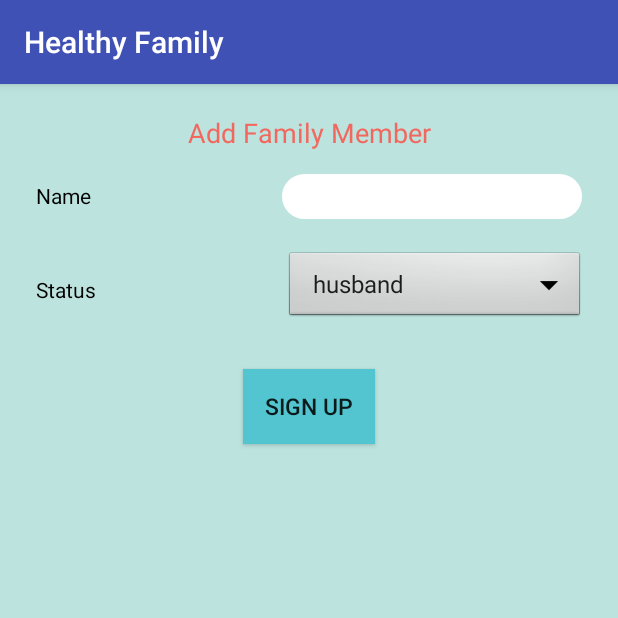
After one commit to evelynkharisma/Technopreneurship, an Android app: the fragment AddFamilyFragment shown on its own in the app's theme, on a phone screen of 412 x 824 dp, the top half of it. The commit adds this screen. Run offline under Robolectric (Android 15) with nearby library versions, the phone set to English and light mode, and no system bars.

Commit message:
add family member
done
using bundle

```diff
--- /dev/null
+++ b/app/src/main/java/com/techno/technopreneurship/AddFamilyFragment.java
@@ -0,0 +1,65 @@
+package com.techno.technopreneurship;
+
+import android.os.Bundle;
+import android.view.LayoutInflater;
+import android.view.View;
+import android.view.ViewGroup;
+import android.support.v4.app.Fragment;
+import android.widget.ArrayAdapter;
+import android.widget.Button;
+import android.widget.EditText;
+import android.widget.Spinner;
+import android.widget.Toast;
+
+import com.techno.technopreneurship.Object.FamilyMember;
+
+public class AddFamilyFragment extends Fragment {
+
+    FamilyFragment familyFragment;
+    private String fam_user = "user";
+    private String fam_name;
+    private String fam_status;
+    Spinner dropdown;
+    EditText name;
+    Button btn_add;
+    public AddFamilyFragment() {
+        // Required empty public constructor
+    }
+
+    @Override
+    public View onCreateView(LayoutInflater inflater, ViewGroup container,
+                             Bundle savedInstanceState) {
+        final View view = inflater.inflate(R.layout.fragment_add_family, container, false);
+
+        dropdown = (Spinner)view.findViewById(R.id.spinner1);
+        name = (EditText) view.findViewById(R.id.add_name_fill);
+        btn_add = (Button) view.findViewById(R.id.add_btn);
+
+        btn_add.setOnClickListener(new View.OnClickListener() {
+            @Override
+            public void onClick(View v) {
+                if(name == null || dropdown == null)
+                {
+                    Toast.makeText(getActivity().getApplicationContext(), "name and status need to be filled", Toast.LENGTH_SHORT).show();
+                }
+                else
+                {
+                    //fam_name = name.toString();
+                    //fam_status = dropdown.getSelectedItem().toString();
+                    //familyFragment.fm.add(new FamilyMember(fam_user, fam_name, fam_status));
+                    FamilyFragment fragment = new FamilyFragment();
+                    Bundle bundle = new Bundle();
+                    bundle.putInt("isAddFam",1);
+                    bundle.putString("add_fam_name", name.getText().toString());
+                    bundle.putString("add_fam_status", dropdown.getSelectedItem().toString());
+                    fragment.setArguments(bundle);
+                    android.support.v4.app.FragmentTransaction fragmentTransaction = getActivity().getSupportFragmentManager().beginTransaction();
+                    fragmentTransaction.replace(R.id.fragment_container, fragment);
+                    fragmentTransaction.commit();
+                }
+            }
+        });
+
+        return view;
+    }
+}
--- a/app/src/main/java/com/techno/technopreneurship/CategoryFragment.java
+++ b/app/src/main/java/com/techno/technopreneurship/CategoryFragment.java
@@ -1,6 +1,5 @@
 package com.techno.technopreneurship;
 
-import android.content.Intent;
 import android.os.Bundle;
 import android.view.LayoutInflater;
 import android.view.View;
--- a/app/src/main/java/com/techno/technopreneurship/FamilyFragment.java
+++ b/app/src/main/java/com/techno/technopreneurship/FamilyFragment.java
@@ -3,7 +3,6 @@ package com.techno.technopreneurship;
 import android.graphics.Color;
 import android.os.Bundle;
 import android.support.design.widget.FloatingActionButton;
-import android.support.design.widget.Snackbar;
 import android.view.Gravity;
 import android.view.LayoutInflater;
 import android.view.View;
@@ -14,9 +13,7 @@ import android.widget.ImageButton;
 import android.widget.Space;
 import android.widget.TableLayout;
 import android.widget.TableRow;
-
 import com.techno.technopreneurship.Object.FamilyMember;
-import com.techno.technopreneurship.Object.Global;
 
 import java.util.ArrayList;
 
@@ -45,8 +42,10 @@ public class FamilyFragment extends Fragment {
         fab.setOnClickListener(new View.OnClickListener() {
             @Override
             public void onClick(View view) {
-                Snackbar.make(view, "Replace with your own action", Snackbar.LENGTH_LONG)
-                        .setAction("Action", null).show();
+                AddFamilyFragment fragment = new AddFamilyFragment();
+                android.support.v4.app.FragmentTransaction fragmentTransaction = getActivity().getSupportFragmentManager().beginTransaction();
+                fragmentTransaction.replace(R.id.fragment_container, fragment);
+                fragmentTransaction.commit();
             }
         });
 
@@ -70,6 +69,19 @@ public class FamilyFragment extends Fragment {
         fm.add(new FamilyMember("user", "daughter2", "daughter"));
         fm.add(new FamilyMember("user", "son3", "son"));
         fm.add(new FamilyMember("user", "daughter3", "daughter"));
+
+        Bundle bundle = this.getArguments();
+        if(bundle != null)
+        {
+            //int isAdd = bundle.getInt("isAddFam");
+            //if(isAdd == 1)
+            //{
+                String addFamName = bundle.getString("add_fam_name");
+                String addFamStatus = bundle.getString("add_fam_status");
+                fm.add(new FamilyMember(currentUser, addFamName, addFamStatus));
+            //}
+        }
+
 
         /////////////////////////////////////////////Create family member list////////////////////////////////////////////////
         for (int row = 0; row < fm.size(); row++) {
--- a/app/src/main/java/com/techno/technopreneurship/Object/Global.java
+++ b/app/src/main/java/com/techno/technopreneurship/Object/Global.java
@@ -8,4 +8,31 @@ import java.util.ArrayList;
 public class Global {
     public Global(){}
 
+    private String currentUser = "user";
+    private String addFamName;
+    private String addFamStatus;
+
+    public String getCurrentUser() {
+        return currentUser;
+    }
+
+    public void setCurrentUser(String currentUser) {
+        this.currentUser = currentUser;
+    }
+
+    public String getAddFamName() {
+        return addFamName;
+    }
+
+    public void setAddFamName(String addFamName) {
+        this.addFamName = addFamName;
+    }
+
+    public String getAddFamStatus() {
+        return addFamStatus;
+    }
+
+    public void setAddFamStatus(String addFamStatus) {
+        this.addFamStatus = addFamStatus;
+    }
 }
--- /dev/null
+++ b/app/src/main/res/layout/fragment_add_family.xml
@@ -0,0 +1,100 @@
+<LinearLayout xmlns:android="http://schemas.android.com/apk/res/android"
+    xmlns:tools="http://schemas.android.com/tools" android:layout_width="match_parent"
+    android:layout_height="match_parent"
+    android:orientation="vertical"
+    android:background="@color/background"
+    tools:context="com.techno.technopreneurship.FamilyFragment">
+
+    <FrameLayout
+        android:id="@+id/child_category_fragment_container"
+        android:layout_width="fill_parent"
+        android:layout_height="wrap_content" />
+
+
+
+    <RelativeLayout
+        android:layout_width="match_parent"
+        android:layout_height="wrap_content"
+        android:paddingLeft="12dp"
+        android:paddingRight="12dp">
+        <!--android:background="@color/background"-->
+
+        <TextView
+            android:id="@+id/add_Family_tittle"
+            android:layout_width="match_parent"
+            android:layout_height="wrap_content"
+            android:text="Add Family Member"
+            android:textColor="@color/login_red"
+            android:textSize="18dp"
+            android:gravity="center_horizontal"
+            android:paddingTop="20dp"/>
+
+        <TextView
+            android:id="@+id/add_name"
+            android:layout_below="@id/add_Family_tittle"
+            android:layout_width="wrap_content"
+            android:layout_height="wrap_content"
+            android:text="Name"
+            android:textColor="@color/black"
+            android:textSize="14dp"
+            android:layout_marginTop="20dp"
+            android:layout_marginLeft="12dp" />
+
+        <EditText
+            android:id="@+id/add_name_fill"
+            android:layout_below="@id/add_Family_tittle"
+            android:layout_width="200dp"
+            android:layout_height="30dp"
+            android:layout_marginTop="15dp"
+            android:layout_marginRight="12dp"
+            android:background="@drawable/edittextstyle"
+            android:paddingStart="20dp"
+            android:paddingEnd="10dp"
+            android:textColor="@color/gray"
+            android:textColorHint="@color/gray"
+            android:layout_alignParentRight="true" />
+
+        <TextView
+            android:id="@+id/add_status"
+            android:layout_below="@id/add_name"
+            android:layout_width="wrap_content"
+            android:layout_height="wrap_content"
+            android:text="Status"
+            android:textColor="@color/black"
+            android:textSize="14dp"
+            android:layout_marginTop="43dp"
+            android:layout_marginLeft="12dp"/>
+
+        <Spinner
+            android:id="@+id/spinner1"
+            android:layout_below="@+id/add_name_fill"
+            android:layout_width="200dp"
+            android:layout_height="50dp"
+            android:layout_marginTop="20dp"
+            android:layout_marginRight="10dp"
+            android:textSize="14dp"
+            android:background="@android:drawable/btn_dropdown"
+            android:spinnerMode="dropdown"
+            android:layout_alignParentRight="true"
+            android:entries="@array/family_status"/>
+
+        <Button
+            android:id="@+id/add_btn"
+            android:layout_below="@+id/spinner1"
+            android:layout_width="wrap_content"
+            android:layout_height="50dp"
+            android:text="Sign Up"
+            android:textSize="15dp"
+            android:background="@color/sign_in"
+            android:layout_centerHorizontal="true"
+            android:layout_marginTop="30dp"
+            android:layout_marginBottom="10dp" />
+
+        <Space
+            android:layout_below="@id/add_btn"
+            android:layout_width="match_parent"
+            android:layout_height="20dp" />
+
+    </RelativeLayout>
+
+</LinearLayout>
--- a/app/src/main/res/layout/fragment_category.xml
+++ b/app/src/main/res/layout/fragment_category.xml
@@ -4,6 +4,11 @@
     android:orientation="vertical"
     android:background="@color/background"
     tools:context="com.techno.technopreneurship.FamilyFragment">
+
+    <FrameLayout
+        android:id="@+id/child_category_fragment_container"
+        android:layout_width="fill_parent"
+        android:layout_height="wrap_content" />
 
     <TextView
         android:id="@+id/category_tittle"
--- a/app/src/main/res/values/colors.xml
+++ b/app/src/main/res/values/colors.xml
@@ -10,5 +10,6 @@
     <color name="background">#BCE3DE</color>
     <color name="sign_in">#52C5D0</color>
     <color name="transparent_background">#00BCE3DE</color>
+    <color name="transparent_background_50">#50BCE3DE</color>
 
 </resources>
--- a/app/src/main/res/values/strings.xml
+++ b/app/src/main/res/values/strings.xml
@@ -27,4 +27,14 @@
         completions."
     </string>
     <string name="title_activity_category">CategoryActivity</string>
+
+    <!--String entries for status dropdown-->
+    <string-array name="family_status">
+        <item>husband</item>
+        <item>wife</item>
+        <item>son</item>
+        <item>daughter</item>
+        <item>granny</item>
+        <item>grandpa</item>
+    </string-array>
 </resources>
```
